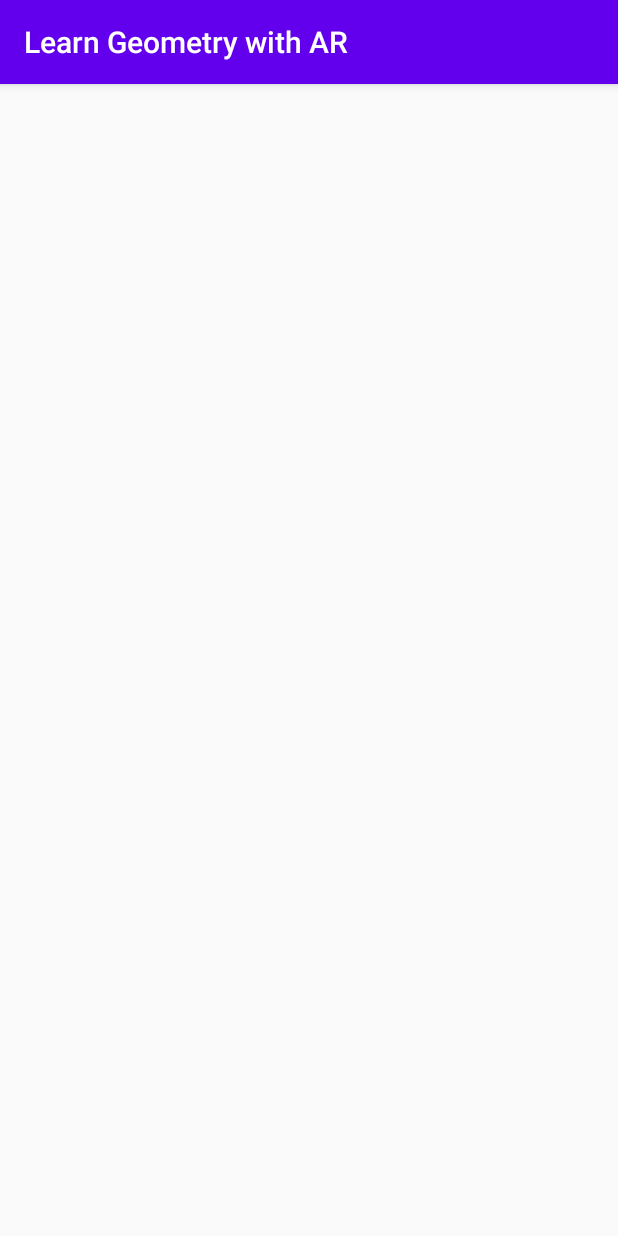
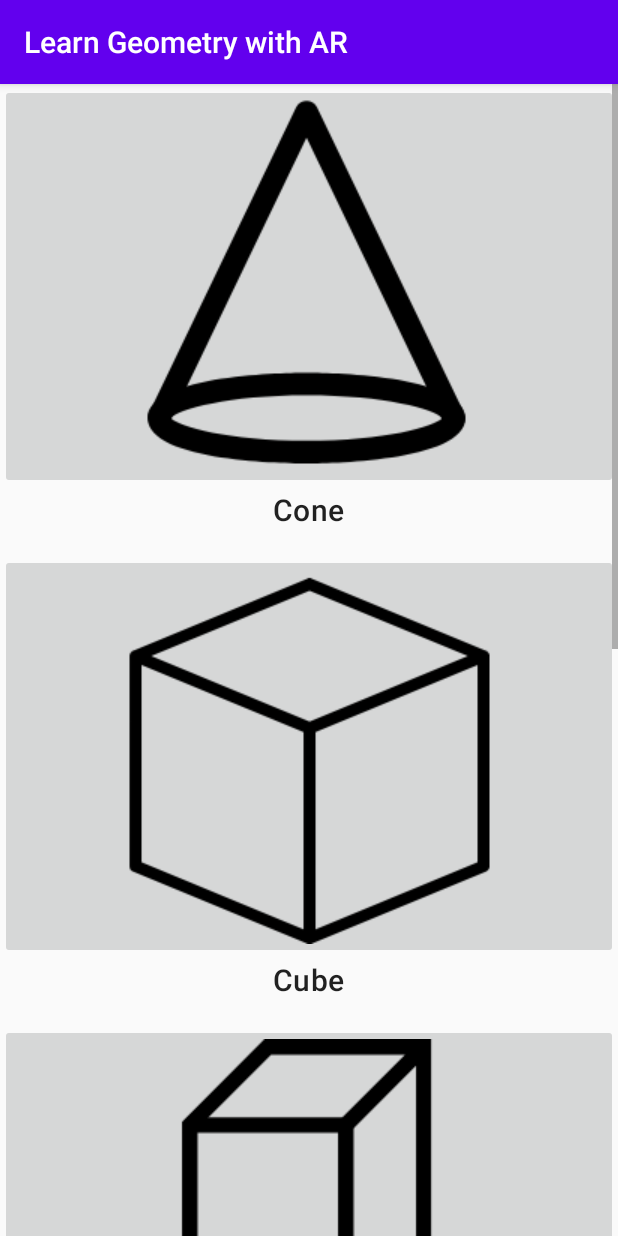
Before and after one commit to girkarkshitij/GeometryAR, an Android app: the StartLearningActivity screen opened directly, with no data from a screen before it, on a phone screen of 412 x 824 dp. Run offline under Robolectric (Android 15) with nearby library versions, the phone set to English and light mode, and no system bars.

Commit message:
add scrollable list of solids

```diff
--- /dev/null
+++ b/app/src/main/java/com/example/majorproject/adapter/SolidItemAdapter.kt
@@ -0,0 +1,36 @@
+package com.example.majorproject.adapter
+
+import android.content.Context
+import android.view.LayoutInflater
+import android.view.View
+import android.view.ViewGroup
+import android.widget.ImageView
+import android.widget.TextView
+import androidx.recyclerview.widget.RecyclerView
+import com.example.majorproject.R
+import com.example.majorproject.models.Solid
+
+class SolidItemAdapter(private val context: Context, private val dataset: List<Solid>) :
+    RecyclerView.Adapter<SolidItemAdapter.SolidItemViewHolder>() {
+    class SolidItemViewHolder(private val view: View) : RecyclerView.ViewHolder(view) {
+        val textView: TextView = view.findViewById(R.id.item_title)
+        val imageView: ImageView = view.findViewById(R.id.item_image)
+    }
+
+    override fun onCreateViewHolder(parent: ViewGroup, viewType: Int): SolidItemViewHolder {
+        val adapterLayout = LayoutInflater.from(parent.context)
+            .inflate(R.layout.solid_list_item, parent, false)
+
+        return SolidItemViewHolder(adapterLayout)
+    }
+
+    override fun getItemCount(): Int {
+        return dataset.size
+    }
+
+    override fun onBindViewHolder(holder: SolidItemViewHolder, position: Int) {
+        val item = dataset[position]
+        holder.textView.text =  context.resources.getString(item.stringResourceId)
+        holder.imageView.setImageResource(item.imageResourceId)
+    }
+}
--- /dev/null
+++ b/app/src/main/java/com/example/majorproject/daos/SolidDao.kt
@@ -0,0 +1,16 @@
+package com.example.majorproject.daos
+
+import com.example.majorproject.R
+import com.example.majorproject.models.Solid
+
+class SolidDao {
+    fun loadSolid(): List<Solid> {
+        return listOf<Solid>(
+            Solid (R.string.cone, R.drawable.cone),
+            Solid(R.string.cube, R.drawable.cube),
+            Solid(R.string.cuboid, R.drawable.cuboid),
+            Solid(R.string.cylinder, R.drawable.cylinder),
+            Solid(R.string.sphere, R.drawable.sphere)
+        )
+    }
+}
--- /dev/null
+++ b/app/src/main/java/com/example/majorproject/models/Solid.kt
@@ -0,0 +1,9 @@
+package com.example.majorproject.models
+
+import androidx.annotation.DrawableRes
+import androidx.annotation.StringRes
+
+data class Solid (
+    @StringRes val stringResourceId: Int,
+    @DrawableRes val imageResourceId: Int
+)
--- a/app/src/main/java/com/example/majorproject/ui/MainActivity.kt
+++ b/app/src/main/java/com/example/majorproject/ui/MainActivity.kt
@@ -3,7 +3,10 @@ package com.example.majorproject.ui
 import android.content.Intent
 import androidx.appcompat.app.AppCompatActivity
 import android.os.Bundle
+import androidx.recyclerview.widget.RecyclerView
 import com.example.majorproject.R
+import com.example.majorproject.adapter.SolidItemAdapter
+import com.example.majorproject.daos.SolidDao
 import kotlinx.android.synthetic.main.activity_main.*
 
 class MainActivity : AppCompatActivity() {
--- a/app/src/main/java/com/example/majorproject/ui/StartLearningActivity.kt
+++ b/app/src/main/java/com/example/majorproject/ui/StartLearningActivity.kt
@@ -2,11 +2,25 @@ package com.example.majorproject.ui
 
 import androidx.appcompat.app.AppCompatActivity
 import android.os.Bundle
+import androidx.recyclerview.widget.RecyclerView
 import com.example.majorproject.R
+import com.example.majorproject.adapter.SolidItemAdapter
+import com.example.majorproject.daos.SolidDao
 
 class StartLearningActivity : AppCompatActivity() {
     override fun onCreate(savedInstanceState: Bundle?) {
         super.onCreate(savedInstanceState)
         setContentView(R.layout.activity_start_learning)
+
+
+        // Initialize data.
+        val myDataset = SolidDao().loadSolid()
+
+        val recyclerView = findViewById<RecyclerView>(R.id.solids_menu_view)
+        recyclerView.adapter = SolidItemAdapter(this, myDataset)
+
+        // Use this setting to improve performance if you know that changes
+        // in content do not change the layout size of the RecyclerView
+        recyclerView.setHasFixedSize(true)
     }
 }
--- a/app/src/main/res/layout/activity_start_learning.xml
+++ b/app/src/main/res/layout/activity_start_learning.xml
@@ -1,9 +1,15 @@
 <?xml version="1.0" encoding="utf-8"?>
-<androidx.constraintlayout.widget.ConstraintLayout xmlns:android="http://schemas.android.com/apk/res/android"
+<FrameLayout xmlns:android="http://schemas.android.com/apk/res/android"
     xmlns:app="http://schemas.android.com/apk/res-auto"
     xmlns:tools="http://schemas.android.com/tools"
     android:layout_width="match_parent"
     android:layout_height="match_parent"
     tools:context="com.example.majorproject.ui.StartLearningActivity">
 
-</androidx.constraintlayout.widget.ConstraintLayout>
+    <androidx.recyclerview.widget.RecyclerView
+        android:id="@+id/solids_menu_view"
+        android:layout_width="match_parent"
+        android:layout_height="match_parent"
+        app:layoutManager="androidx.recyclerview.widget.GridLayoutManager"
+        android:scrollbars="vertical"/>
+</FrameLayout>
--- /dev/null
+++ b/app/src/main/res/layout/solid_list_item.xml
@@ -0,0 +1,31 @@
+<?xml version="1.0" encoding="utf-8"?>
+
+<LinearLayout xmlns:android="http://schemas.android.com/apk/res/android"
+    xmlns:tools="http://schemas.android.com/tools"
+    android:layout_width="match_parent"
+    android:layout_height="wrap_content"
+    android:gravity="center"
+    android:orientation="vertical">
+
+    <!--    <ImageView-->
+    <!--        android:id="@+id/item_image"-->
+    <!--        android:layout_width="match_parent"-->
+    <!--        android:layout_height="match_parent"-->
+    <!--        android:importantForAccessibility="no"-->
+    <!--        android:scaleType="center" />-->
+    <ImageButton
+        android:id="@+id/item_image"
+        android:layout_width="match_parent"
+        android:layout_height="match_parent"
+        android:scaleType="center"
+        tools:ignore="ContentDescription" />
+
+    <TextView
+        android:id="@+id/item_title"
+        android:layout_width="wrap_content"
+        android:layout_height="wrap_content"
+
+        android:paddingBottom="16dp"
+        android:textAppearance="@style/TextAppearance.MaterialComponents.Headline6" />
+
+</LinearLayout>
--- a/app/src/main/res/values/strings.xml
+++ b/app/src/main/res/values/strings.xml
@@ -3,4 +3,9 @@
     <string name="app_logo">App Logo</string>
     <string name="start_learning">Start Learning</string>
     <string name="quiz">Quiz</string>
+    <string name="cone">Cone</string>
+    <string name="cube">Cube</string>
+    <string name="cuboid">Cuboid</string>
+    <string name="cylinder">Cylinder</string>
+    <string name="sphere">Sphere</string>
 </resources>
```
Also changed, not shown: app/src/main/res/drawable-mdpi/cone.png (added), app/src/main/res/drawable-mdpi/cube.png (added), app/src/main/res/drawable-mdpi/cuboid.png (added), app/src/main/res/drawable-mdpi/cylinder.png (added), app/src/main/res/drawable-mdpi/sphere.png (added).
